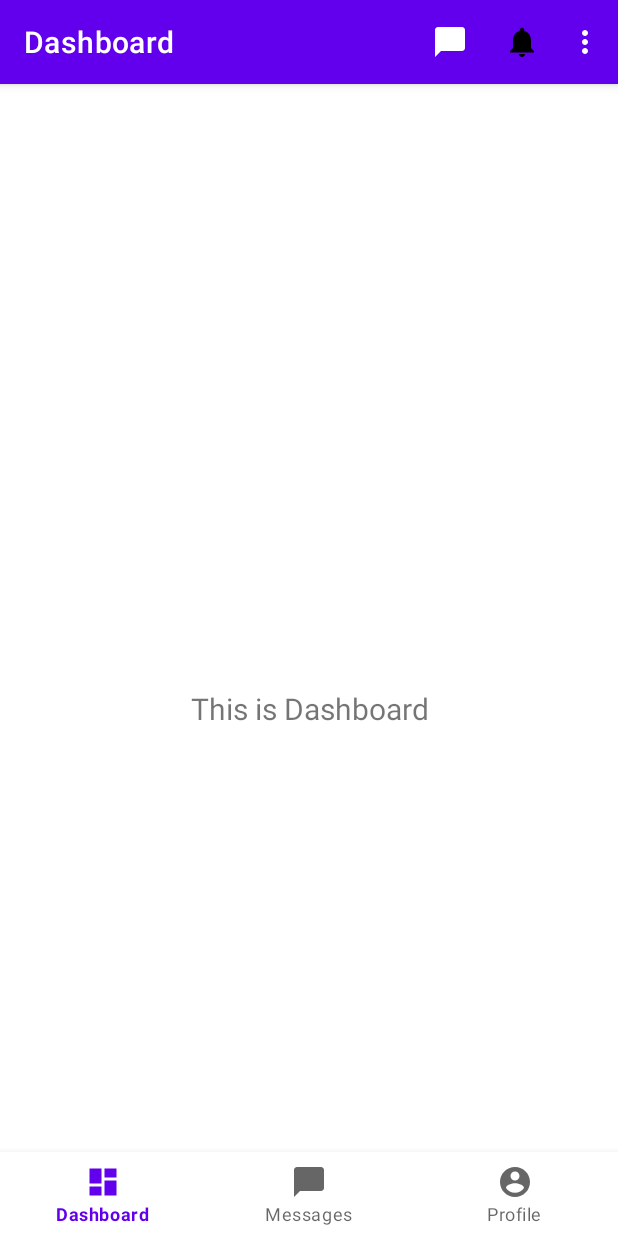
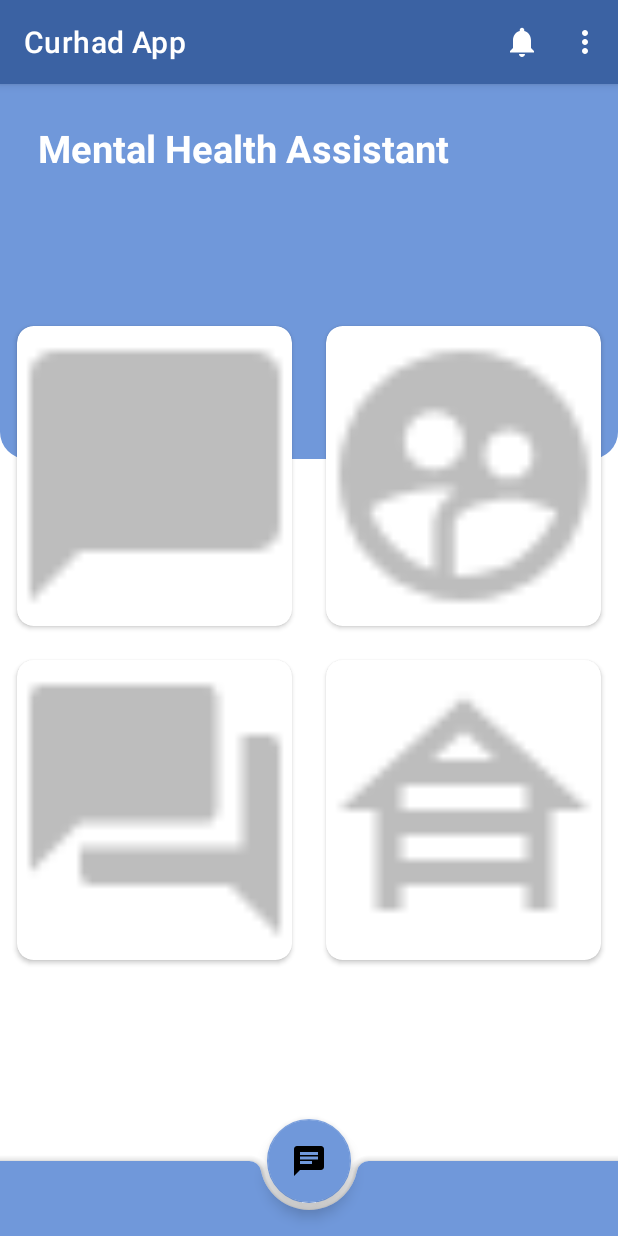
Before and after one commit to Alwi-M2622435/finalBangkit, an Android app: the screen it shows after launch (MainActivity), on a phone screen of 412 x 824 dp. Run offline under Robolectric (Android 15) with nearby library versions, the phone set to English and light mode, and no system bars; pictures from the network do not load.

Commit message:
update menu dashboard

```diff
--- a/androapp/BangkitCapstone/app/build.gradle
+++ b/androapp/BangkitCapstone/app/build.gradle
@@ -48,6 +48,8 @@ dependencies {
     implementation 'androidx.navigation:navigation-ui:2.3.5'
     implementation 'androidx.lifecycle:lifecycle-livedata-ktx:2.3.1'
     implementation 'androidx.lifecycle:lifecycle-viewmodel-ktx:2.3.1'
+    implementation 'androidx.recyclerview:recyclerview:1.2.1'
+    implementation 'androidx.cardview:cardview:1.0.0'
     implementation 'androidx.navigation:navigation-fragment-ktx:2.3.5'
     implementation 'androidx.navigation:navigation-ui-ktx:2.3.5'
     implementation 'androidx.legacy:legacy-support-v4:1.0.0'
--- a/androapp/BangkitCapstone/app/src/main/java/com/hpdev/bangkitcapstone/activity/MainActivity.kt
+++ b/androapp/BangkitCapstone/app/src/main/java/com/hpdev/bangkitcapstone/activity/MainActivity.kt
@@ -4,34 +4,41 @@ import android.content.Intent
 import android.os.Bundle
 import android.view.Menu
 import android.view.MenuItem
+import android.view.View
 import android.widget.Toast
-import com.google.android.material.bottomnavigation.BottomNavigationView
 import androidx.appcompat.app.AppCompatActivity
-import androidx.navigation.findNavController
-import androidx.navigation.ui.AppBarConfiguration
-import androidx.navigation.ui.setupActionBarWithNavController
-import androidx.navigation.ui.setupWithNavController
-import com.hpdev.bangkitcapstone.ui.messages.ChannelActivity
+import androidx.recyclerview.widget.GridLayoutManager
+import androidx.recyclerview.widget.RecyclerView
 import com.hpdev.bangkitcapstone.R
+import com.hpdev.bangkitcapstone.data.ImageEntity
 import com.hpdev.bangkitcapstone.ui.notifications.NotificationsActivity
 
+
 class MainActivity : AppCompatActivity() {
+
+    private var imageList = ArrayList<ImageEntity>()
+    private lateinit var rv: RecyclerView
+    private lateinit var adapter: MenuAdapter
 
     override fun onCreate(savedInstanceState: Bundle?) {
         super.onCreate(savedInstanceState)
         setContentView(R.layout.activity_main)
-        val navView: BottomNavigationView = findViewById(R.id.nav_view)
 
-        val navController = findNavController(R.id.nav_host_fragment)
-        // Passing each menu ID as a set of Ids because each
-        // menu should be considered as top level destinations.
-        val appBarConfiguration = AppBarConfiguration(
-            setOf(
-                R.id.navigation_dashboard, R.id.navigation_messages, R.id.navigation_profile
-            )
-        )
-        setupActionBarWithNavController(navController, appBarConfiguration)
-        navView.setupWithNavController(navController)
+        rv = findViewById<View>(R.id.rec) as RecyclerView
+        rv.setHasFixedSize(true)
+        rv.layoutManager = GridLayoutManager(this, 2)
+
+        getData()
+    }
+
+    private fun getData() {
+        imageList.add(ImageEntity(image = R.drawable.ic_baseline_chat_bubble_24))
+        imageList.add(ImageEntity(image = R.drawable.ic_baseline_supervised_user_circle_24))
+        imageList.add(ImageEntity(image = R.drawable.ic_baseline_forum_24))
+        imageList.add(ImageEntity(image = R.drawable.ic_baseline_house_siding_24))
+
+        adapter = MenuAdapter(imageList, this)
+        rv.adapter = adapter
     }
 
     override fun onCreateOptionsMenu(menu: Menu): Boolean {
@@ -42,19 +49,23 @@ class MainActivity : AppCompatActivity() {
 
     override fun onOptionsItemSelected(item: MenuItem): Boolean {
         return when (item.itemId) {
-            R.id.menu1 -> {
-                val i = Intent(this, ChannelActivity::class.java)
-                i.putExtra(ChannelActivity.EXTRA_CHANNEL_USER_ID, ChannelActivity.CHATBOT_USER_ID)
-                startActivity(i)
-                true
-            }
+//            R.id.menu1 -> {
+//                val i = Intent(this, ChannelActivity::class.java)
+//                i.putExtra(ChannelActivity.EXTRA_CHANNEL_USER_ID, ChannelActivity.CHATBOT_USER_ID)
+//                startActivity(i)
+//                true
+//            }
             R.id.menu2 -> {
                 val i = Intent(this, NotificationsActivity::class.java)
                 startActivity(i)
                 true
             }
             R.id.menu3 -> {
-                Toast.makeText(this@MainActivity, "Log out feature isn't available yet.", Toast.LENGTH_SHORT).show()
+                Toast.makeText(
+                    this@MainActivity,
+                    "Log out feature isn't available yet.",
+                    Toast.LENGTH_SHORT
+                ).show()
                 println("Logging out...")
                 true
             }
--- /dev/null
+++ b/androapp/BangkitCapstone/app/src/main/java/com/hpdev/bangkitcapstone/activity/MenuAdapter.kt
@@ -0,0 +1,42 @@
+package com.hpdev.bangkitcapstone.activity
+
+import android.content.Context
+import android.view.LayoutInflater
+import android.view.View
+import android.view.ViewGroup
+import android.widget.ImageView
+import androidx.recyclerview.widget.RecyclerView
+import com.bumptech.glide.Glide
+import com.bumptech.glide.request.RequestOptions
+import com.hpdev.bangkitcapstone.R
+import com.hpdev.bangkitcapstone.data.ImageEntity
+
+class MenuAdapter(val imageList: List<ImageEntity>, val ct: Context) :
+    RecyclerView.Adapter<MenuAdapter.ViewHolder>() {
+
+    override fun onCreateViewHolder(parent: ViewGroup, viewType: Int): ViewHolder {
+        val view: View =
+            LayoutInflater.from(parent.context).inflate(R.layout.dashboard_list, parent, false)
+        return ViewHolder(view)
+    }
+
+    override fun onBindViewHolder(holder: ViewHolder, position: Int) {
+        val image: ImageEntity = imageList[position]
+
+        Glide.with(ct)
+            .load(image.image)
+            .apply(
+                RequestOptions.placeholderOf(R.drawable.ic_baseline_refresh_24)
+                    .error(R.drawable.ic_baseline_error_24))
+            .into(holder.imageView)
+    }
+
+    override fun getItemCount(): Int {
+        return imageList.size
+    }
+
+    inner class ViewHolder(itemView: View) : RecyclerView.ViewHolder(itemView) {
+        val imageView: ImageView = itemView.findViewById<View>(R.id.myimage) as ImageView
+    }
+
+}
--- /dev/null
+++ b/androapp/BangkitCapstone/app/src/main/java/com/hpdev/bangkitcapstone/data/ImageEntity.kt
@@ -0,0 +1,5 @@
+package com.hpdev.bangkitcapstone.data
+
+data class ImageEntity (
+    val image: Int
+)
--- a/androapp/BangkitCapstone/app/src/main/java/com/hpdev/bangkitcapstone/ui/dashboard/DashboardFragment.kt
+++ b/androapp/BangkitCapstone/app/src/main/java/com/hpdev/bangkitcapstone/ui/dashboard/DashboardFragment.kt
@@ -4,9 +4,7 @@ import android.os.Bundle
 import android.view.LayoutInflater
 import android.view.View
 import android.view.ViewGroup
-import android.widget.TextView
 import androidx.fragment.app.Fragment
-import androidx.lifecycle.Observer
 import androidx.lifecycle.ViewModelProvider
 import com.hpdev.bangkitcapstone.R
 
@@ -21,11 +19,7 @@ class DashboardFragment : Fragment() {
     ): View? {
         dashboardViewModel =
             ViewModelProvider(this).get(DashboardViewModel::class.java)
-        val root = inflater.inflate(R.layout.fragment_dashboard, container, false)
-        val textView: TextView = root.findViewById(R.id.text_dashboard)
-        dashboardViewModel.text.observe(viewLifecycleOwner, Observer {
-            textView.text = it
-        })
-        return root
+
+        return inflater.inflate(R.layout.fragment_dashboard, container, false)
     }
 }
--- /dev/null
+++ b/androapp/BangkitCapstone/app/src/main/res/drawable/background.xml
@@ -0,0 +1,10 @@
+<?xml version="1.0" encoding="utf-8"?>
+<shape xmlns:android="http://schemas.android.com/apk/res/android"
+    android:shape="rectangle"
+    >
+    <solid android:color="@color/colorBGshape"/>
+    <corners android:bottomLeftRadius="18dp"
+        android:bottomRightRadius="18dp"
+        />
+
+</shape>
--- /dev/null
+++ b/androapp/BangkitCapstone/app/src/main/res/drawable/ic_baseline_chat_24_white.xml
@@ -0,0 +1,5 @@
+<vector android:autoMirrored="true" android:height="24dp"
+    android:tint="#FFFFFF" android:viewportHeight="24"
+    android:viewportWidth="24" android:width="24dp" xmlns:android="http://schemas.android.com/apk/res/android">
+    <path android:fillColor="@android:color/white" android:pathData="M20,2L4,2c-1.1,0 -1.99,0.9 -1.99,2L2,22l4,-4h14c1.1,0 2,-0.9 2,-2L22,4c0,-1.1 -0.9,-2 -2,-2zM6,9h12v2L6,11L6,9zM14,14L6,14v-2h8v2zM18,8L6,8L6,6h12v2z"/>
+</vector>
--- /dev/null
+++ b/androapp/BangkitCapstone/app/src/main/res/drawable/ic_baseline_forum_24.xml
@@ -0,0 +1,10 @@
+<vector xmlns:android="http://schemas.android.com/apk/res/android"
+    android:width="24dp"
+    android:height="24dp"
+    android:viewportWidth="24"
+    android:viewportHeight="24"
+    android:tint="?attr/colorControlNormal">
+  <path
+      android:fillColor="@android:color/white"
+      android:pathData="M21,6h-2v9L6,15v2c0,0.55 0.45,1 1,1h11l4,4L22,7c0,-0.55 -0.45,-1 -1,-1zM17,12L17,3c0,-0.55 -0.45,-1 -1,-1L3,2c-0.55,0 -1,0.45 -1,1v14l4,-4h10c0.55,0 1,-0.45 1,-1z"/>
+</vector>
--- /dev/null
+++ b/androapp/BangkitCapstone/app/src/main/res/drawable/ic_baseline_house_siding_24.xml
@@ -0,0 +1,10 @@
+<vector xmlns:android="http://schemas.android.com/apk/res/android"
+    android:width="24dp"
+    android:height="24dp"
+    android:viewportWidth="24"
+    android:viewportHeight="24"
+    android:tint="?attr/colorControlNormal">
+  <path
+      android:fillColor="@android:color/white"
+      android:pathData="M19,12h3L12,3L2,12h3v8h2v-2h10v2h2V12zM7.21,10h9.58L17,10.19V12H7v-1.81L7.21,10zM14.57,8H9.43L12,5.69L14.57,8zM7,16v-2h10v2H7z"/>
+</vector>
--- /dev/null
+++ b/androapp/BangkitCapstone/app/src/main/res/drawable/ic_baseline_notifications_24_white.xml
@@ -0,0 +1,5 @@
+<vector android:height="24dp" android:tint="#FFFFFF"
+    android:viewportHeight="24" android:viewportWidth="24"
+    android:width="24dp" xmlns:android="http://schemas.android.com/apk/res/android">
+    <path android:fillColor="@android:color/white" android:pathData="M12,22c1.1,0 2,-0.9 2,-2h-4c0,1.1 0.89,2 2,2zM18,16v-5c0,-3.07 -1.64,-5.64 -4.5,-6.32L13.5,4c0,-0.83 -0.67,-1.5 -1.5,-1.5s-1.5,0.67 -1.5,1.5v0.68C7.63,5.36 6,7.92 6,11v5l-2,2v1h16v-1l-2,-2z"/>
+</vector>
--- /dev/null
+++ b/androapp/BangkitCapstone/app/src/main/res/drawable/ic_baseline_supervised_user_circle_24.xml
@@ -0,0 +1,10 @@
+<vector xmlns:android="http://schemas.android.com/apk/res/android"
+    android:width="24dp"
+    android:height="24dp"
+    android:viewportWidth="24"
+    android:viewportHeight="24"
+    android:tint="?attr/colorControlNormal">
+  <path
+      android:fillColor="@android:color/white"
+      android:pathData="M11.99,2c-5.52,0 -10,4.48 -10,10s4.48,10 10,10 10,-4.48 10,-10 -4.48,-10 -10,-10zM15.6,8.34c1.07,0 1.93,0.86 1.93,1.93 0,1.07 -0.86,1.93 -1.93,1.93 -1.07,0 -1.93,-0.86 -1.93,-1.93 -0.01,-1.07 0.86,-1.93 1.93,-1.93zM9.6,6.76c1.3,0 2.36,1.06 2.36,2.36 0,1.3 -1.06,2.36 -2.36,2.36s-2.36,-1.06 -2.36,-2.36c0,-1.31 1.05,-2.36 2.36,-2.36zM9.6,15.89v3.75c-2.4,-0.75 -4.3,-2.6 -5.14,-4.96 1.05,-1.12 3.67,-1.69 5.14,-1.69 0.53,0 1.2,0.08 1.9,0.22 -1.64,0.87 -1.9,2.02 -1.9,2.68zM11.99,20c-0.27,0 -0.53,-0.01 -0.79,-0.04v-4.07c0,-1.42 2.94,-2.13 4.4,-2.13 1.07,0 2.92,0.39 3.84,1.15 -1.17,2.97 -4.06,5.09 -7.45,5.09z"/>
+</vector>
--- a/androapp/BangkitCapstone/app/src/main/res/layout/activity_main.xml
+++ b/androapp/BangkitCapstone/app/src/main/res/layout/activity_main.xml
@@ -1,38 +1,78 @@
 <?xml version="1.0" encoding="utf-8"?>
-<androidx.constraintlayout.widget.ConstraintLayout xmlns:android="http://schemas.android.com/apk/res/android"
+<androidx.coordinatorlayout.widget.CoordinatorLayout xmlns:android="http://schemas.android.com/apk/res/android"
     xmlns:app="http://schemas.android.com/apk/res-auto"
-    android:id="@+id/container"
+    xmlns:tools="http://schemas.android.com/tools"
     android:layout_width="match_parent"
     android:layout_height="match_parent"
-    android:paddingTop="?attr/actionBarSize">
+    tools:context=".activity.MainActivity"
+    android:background="@color/colorBackground"
+    android:orientation="vertical">
 
-    <com.google.android.material.bottomnavigation.BottomNavigationView
-        android:id="@+id/nav_view"
-        android:layout_width="0dp"
-        android:layout_height="wrap_content"
-        android:layout_marginStart="0dp"
-        android:layout_marginEnd="0dp"
-        android:background="?android:attr/windowBackground"
-        app:layout_constraintBottom_toBottomOf="parent"
-        app:layout_constraintLeft_toLeftOf="parent"
-        app:layout_constraintRight_toRightOf="parent"
-        app:menu="@menu/bottom_nav_menu" />
+    <View
+        android:id="@+id/view"
+        android:layout_width="match_parent"
+        android:layout_height="250dp"
+        android:background="@drawable/background"
+        />
+    <LinearLayout
+        android:layout_margin="25dp"
+        android:layout_marginTop="15dp"
+        android:layout_width="match_parent"
+        android:layout_height="wrap_content">
+        <androidx.constraintlayout.widget.ConstraintLayout
+            android:layout_width="match_parent"
+            android:layout_height="wrap_content">
 
-    <fragment
-        android:id="@+id/nav_host_fragment"
-        android:name="androidx.navigation.fragment.NavHostFragment"
+            <TextView
+                android:id="@+id/textView"
+                android:layout_width="wrap_content"
+                android:layout_height="wrap_content"
+                android:text="Mental Health Assistant"
+                android:textColor="@color/colorText"
+                android:textSize="25sp"
+                android:textStyle="bold"
+                app:layout_constraintBottom_toBottomOf="parent"
+                app:layout_constraintEnd_toEndOf="parent"
+                app:layout_constraintHorizontal_bias="0.0"
+                app:layout_constraintStart_toStartOf="parent"
+                app:layout_constraintTop_toTopOf="parent"
+                app:layout_constraintVertical_bias="0.0" />
+        </androidx.constraintlayout.widget.ConstraintLayout>
+
+    </LinearLayout>
+    <androidx.core.widget.NestedScrollView
         android:layout_width="match_parent"
         android:layout_height="match_parent"
-        app:defaultNavHost="true"
-        app:layout_constraintBottom_toTopOf="@id/nav_view"
-        app:layout_constraintLeft_toLeftOf="parent"
-        app:layout_constraintRight_toRightOf="parent"
-        app:layout_constraintTop_toTopOf="parent"
-        app:navGraph="@navigation/mobile_navigation" />
+        >
 
-    <FrameLayout
-        android:layout_height="match_parent"
+        <RelativeLayout
+            android:layout_marginTop="150dp"
+            android:layout_width="match_parent"
+            android:layout_height="match_parent">
+
+            <androidx.recyclerview.widget.RecyclerView
+
+                android:id="@+id/rec"
+                android:layout_width="match_parent"
+                android:layout_height="match_parent"/>
+        </RelativeLayout>
+    </androidx.core.widget.NestedScrollView>
+
+
+    <com.google.android.material.bottomappbar.BottomAppBar
+        android:id="@+id/bottomappbar"
         android:layout_width="match_parent"
-        android:id="@+id/fragment_container" />
+        android:layout_gravity="bottom"
+        android:layout_height="50dp"
+        app:backgroundTint="@color/colorAccent"
 
-</androidx.constraintlayout.widget.ConstraintLayout>
+        />
+    <com.google.android.material.floatingactionbutton.FloatingActionButton
+        android:layout_width="wrap_content"
+        android:layout_height="wrap_content"
+        android:src="@drawable/ic_baseline_chat_24_white"
+        app:backgroundTint="@color/colorPrimary"
+        app:layout_anchor="@+id/bottomappbar"/>
+
+
+</androidx.coordinatorlayout.widget.CoordinatorLayout>
--- /dev/null
+++ b/androapp/BangkitCapstone/app/src/main/res/layout/dashboard_list.xml
@@ -0,0 +1,21 @@
+<?xml version="1.0" encoding="utf-8"?>
+<androidx.cardview.widget.CardView xmlns:android="http://schemas.android.com/apk/res/android"
+    android:layout_width="wrap_content"
+    android:layout_height="wrap_content"
+    xmlns:app="http://schemas.android.com/apk/res-auto"
+    android:layout_columnWeight="1"
+    android:layout_rowWeight="1"
+    android:elevation="5dp"
+    app:cardCornerRadius="11dp"
+    android:layout_margin="11dp">
+    <LinearLayout
+        android:gravity="center"
+        android:layout_width="match_parent"
+        android:layout_height="match_parent">
+        <ImageView
+            android:id="@+id/myimage"
+            android:layout_width="200dp"
+            android:layout_height="200dp"/>
+    </LinearLayout>
+
+</androidx.cardview.widget.CardView>
--- a/androapp/BangkitCapstone/app/src/main/res/menu/option_menu.xml
+++ b/androapp/BangkitCapstone/app/src/main/res/menu/option_menu.xml
@@ -2,13 +2,9 @@
 <menu xmlns:android="http://schemas.android.com/apk/res/android"
     xmlns:app="http://schemas.android.com/apk/res-auto">
     <group android:menuCategory="container">
-        <item android:id="@+id/menu1"
-            android:title="@string/menu_1"
-            android:icon = "@drawable/ic_baseline_chat_bubble_24"
-            app:showAsAction="always" />
         <item android:id="@+id/menu2"
             android:title="@string/menu_2"
-            android:icon = "@drawable/ic_notifications_black_24dp"
+            android:icon = "@drawable/ic_baseline_notifications_24_white"
             app:showAsAction="ifRoom" />
         <item android:id="@+id/menu3"
             android:title="@string/menu_2" />
--- a/androapp/BangkitCapstone/app/src/main/res/values/colors.xml
+++ b/androapp/BangkitCapstone/app/src/main/res/values/colors.xml
@@ -1,10 +1,17 @@
 <?xml version="1.0" encoding="utf-8"?>
 <resources>
-    <color name="purple_200">#FFBB86FC</color>
-    <color name="purple_500">#FF6200EE</color>
-    <color name="purple_700">#FF3700B3</color>
-    <color name="teal_200">#FF03DAC5</color>
-    <color name="teal_700">#FF018786</color>
+    <color name="purple_200">#5078ba</color>
+    <color name="purple_500">#3b62a3</color>
+    <color name="purple_700">#294d8a</color>
+    <color name="teal_200">#90F2FF</color>
+    <color name="teal_700">#90F2FF</color>
     <color name="black">#FF000000</color>
     <color name="white">#FFFFFFFF</color>
+
+    <color name="colorPrimary">#7098DA</color>
+    <color name="colorPrimaryDark">#7098DA</color>
+    <color name="colorAccent">#7098DA</color>
+    <color name="colorBGshape">#7098DA</color>
+    <color name="colorText">#FFFFFF</color>
+    <color name="colorBackground">#FFFFFF</color>
 </resources>
```
Also changed, not shown: androapp/BangkitCapstone/app/src/main/java/com/hpdev/bangkitcapstone/ui/messages/ChannelActivity.kt (+12 -3 lines), androapp/BangkitCapstone/app/src/main/res/drawable/ic_baseline_add_circle_outline_24.xml (added, +10 -0 lines), androapp/BangkitCapstone/app/src/main/res/drawable/ic_baseline_call_24.xml (added, +10 -0 lines), androapp/BangkitCapstone/app/src/main/res/drawable/ic_baseline_chat_24.xml (added, +11 -0 lines), androapp/BangkitCapstone/app/src/main/res/layout/fragment_dashboard.xml (+110 -17 lines).
